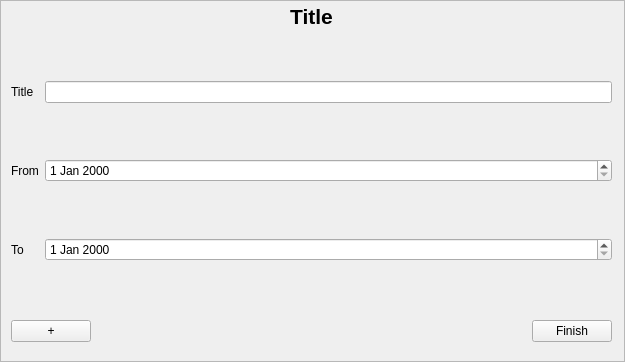
Old version of the form src/titleinputarea.ui in the repository jmuelbert/jmbde-QT.
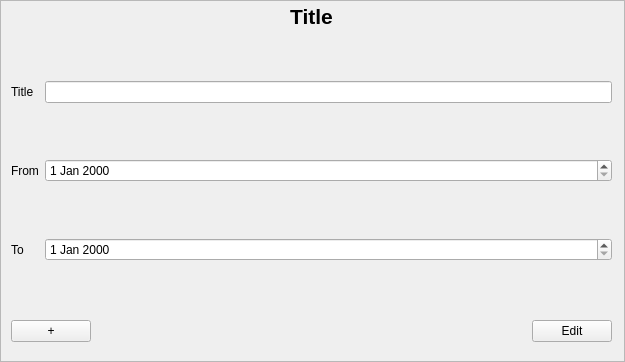
New version of the form.

Diff of the .ui file:
```diff
--- a/src/titleinputarea.ui
+++ b/src/titleinputarea.ui
@@ -87,7 +87,7 @@
      <item>
       <widget class="QPushButton" name="pushButton_Finish">
        <property name="text">
-        <string>Finish</string>
+        <string>Edit</string>
        </property>
       </widget>
      </item>
```
Left out of the diff: 4 changed lines with no effect on the pictures.
